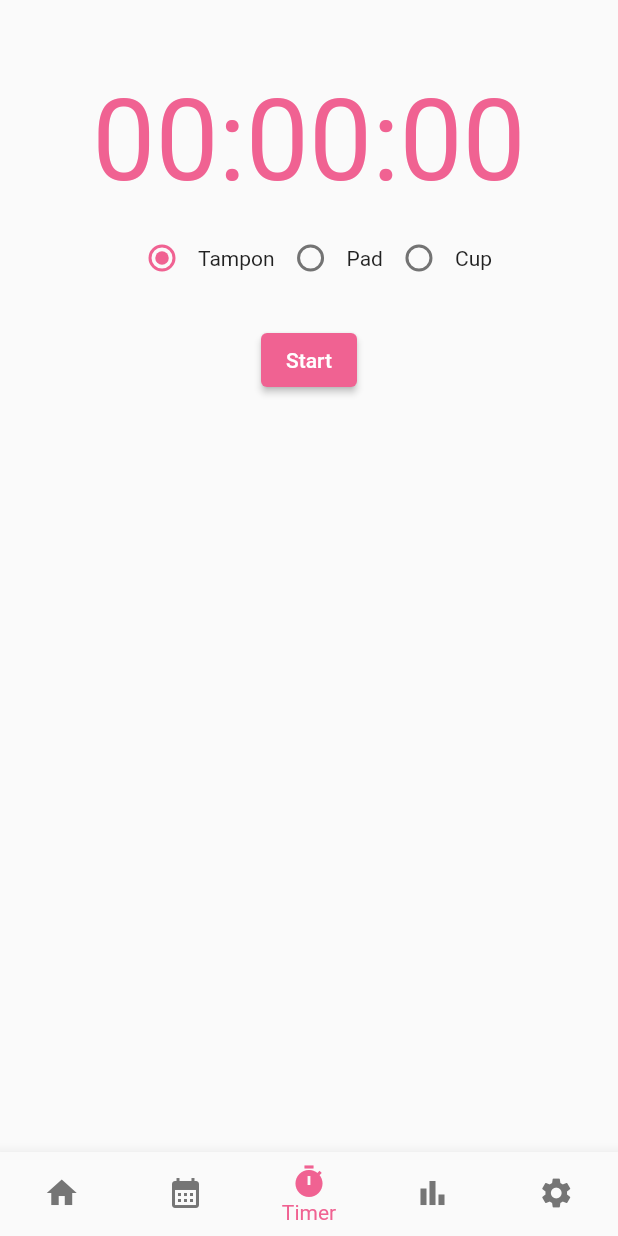
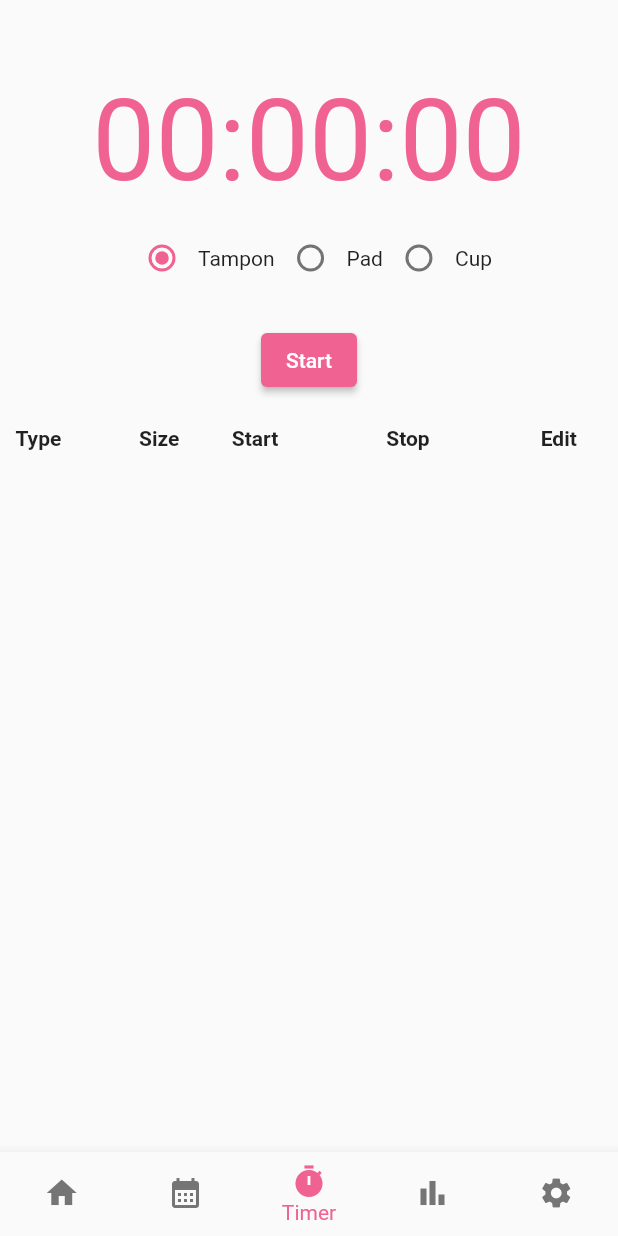
Before and after one commit to lakoliu/Tyd, a Flutter app: the TimerView screen opened by its route, on a phone screen of 412 x 824 dp. Run offline on Flutter 3.47's test engine with Material 2 defaults, Android fonts, the phone set to English and light mode, and no system bars; our stand-ins replace calendar_timeline, flutter_colorpicker, hive, hive_flutter, settings_ui, stop_watch_timer; missing offline and left inert: filter_list, swatch_generator; accounts and stored records are empty.

Commit message:
Timer View uses and updates stored data

```diff
--- a/lib/day_data.dart
+++ b/lib/day_data.dart
@@ -1,4 +1,5 @@
 import 'package:hive/hive.dart';
+import 'package:vula/timer_data.dart';
 
 part 'day_data.g.dart';
 
@@ -34,4 +35,7 @@ class DayData extends HiveObject {
 
   @HiveField(9, defaultValue: '')
   var pmsNotes = '';
+
+  @HiveField(10, defaultValue: [])
+  List<TimerData> timerData = [];
 }
--- a/lib/helpers/timer_view.dart
+++ b/lib/helpers/timer_view.dart
@@ -1,9 +1,11 @@
-import 'package:flutter/cupertino.dart';
 import 'package:flutter/material.dart';
 import 'package:hive/hive.dart';
+import 'package:intl/intl.dart';
 import 'package:stop_watch_timer/stop_watch_timer.dart';
 import 'package:swatch_generator/swatch_generator.dart';
 
+import '../day_data.dart';
+import '../timer_data.dart';
 import '../views/components/bottom_nav_bar.dart';
 
 class TimerView extends StatefulWidget {
@@ -15,27 +17,36 @@ class TimerView extends StatefulWidget {
 
 class _TimerViewState extends State<TimerView> {
   var appBox = Hive.box('app_box');
+  var dateBox = Hive.box('date_box');
+
   final _stopWatchTimer = StopWatchTimer();
+  final DateFormat timeFormatter = DateFormat.jm();
+  final String currDate = DateFormat('yyyy-MM-dd').format(DateTime.now());
+  final TableRow rowSpacer = const TableRow(children: [
+    SizedBox(
+      height: 15,
+    ),
+    SizedBox(
+      height: 15,
+    ),
+    SizedBox(
+      height: 15,
+    ),
+    SizedBox(
+      height: 15,
+    ),
+    SizedBox(
+      height: 15,
+    ),
+  ]);
+
+  var currDayData = DayData();
   var _radioSelected = 1;
+  var typeSelected = 'Tampon';
   late DateTime startTime;
   late DateTime stopTime;
+  var timerMinutes = 4.0 * 60.0;
 
-  // TODO Temporary (replace with saved values)
-  var timerMinutes = 1;
-
-  void startStop({DateTime? startingTime}) {
-    if (_stopWatchTimer.isRunning) {
-      setState(() {
-        _stopWatchTimer.onStopTimer();
-        _stopWatchTimer.onResetTimer();
-      });
-    } else {
-      _stopWatchTimer.clearPresetTime();
-      setState(() {
-        _stopWatchTimer.onStartTimer();
-      });
-    }
-  }
 
   void startTimer(DateTime startingTime) {
     if (!_stopWatchTimer.isRunning) {
@@ -48,6 +59,10 @@ class _TimerViewState extends State<TimerView> {
     }
   }
 
+  void updateDayData() {
+    dateBox.put(currDate, currDayData);
+  }
+
   void stopTimer(DateTime stoppingTime) {
     if (_stopWatchTimer.isRunning) {
       setState(() {
@@ -56,6 +71,10 @@ class _TimerViewState extends State<TimerView> {
       _stopWatchTimer.clearPresetTime();
       _stopWatchTimer.onResetTimer();
       stopTime = stoppingTime;
+      setState(() {
+        currDayData.timerData.add(TimerData(typeSelected, startTime, stopTime, '-'));
+      });
+      updateDayData();
     }
   }
 
@@ -64,12 +83,12 @@ class _TimerViewState extends State<TimerView> {
     return DateTime(now.year, now.month, now.day, timeOfDay.hour, timeOfDay.minute);
   }
 
-  void showCustomTimePicker(BuildContext context) async {
+  void showCustomTimePicker(BuildContext context, String startOrStop) async {
     TimeOfDay? selectedTime = await showTimePicker(
       context: context,
       initialTime: TimeOfDay.now(),
-      confirmText: 'START',
-      helpText: 'SELECT START TIME',
+      confirmText: startOrStop,
+      helpText: 'SELECT $startOrStop TIME',
       builder: (context, child) {
         return Theme(
           data: Theme.of(context).copyWith(
@@ -83,15 +102,26 @@ class _TimerViewState extends State<TimerView> {
         );
       },
     );
-    if (selectedTime != null) {
-      startTimer(toDateTime(selectedTime));
+    if (startOrStop == 'START') {
+      if (selectedTime != null) {
+        startTimer(toDateTime(selectedTime));
+      }
+    } else {
+      if (selectedTime != null) {
+        stopTimer(toDateTime(selectedTime));
+      }
     }
   }
-
 
   @override
   void initState() {
     super.initState();
+    timerMinutes = appBox.get('tamponTimer');
+    if (dateBox.get(currDate) != null) {
+      setState(() {
+        currDayData = dateBox.get(currDate);
+      });
+    }
   }
 
   @override
@@ -128,9 +158,11 @@ class _TimerViewState extends State<TimerView> {
                     activeColor: Theme.of(context).primaryColor,
                     groupValue: _radioSelected,
                     value: 1,
-                    onChanged: (int? value) {
+                    onChanged: _stopWatchTimer.isRunning ? null : (int? value) {
                       setState(() {
                         _radioSelected = value!;
+                        typeSelected = 'Tampon';
+                        timerMinutes = appBox.get('tamponTimer');
                       });
                     },
                   ),
@@ -139,9 +171,11 @@ class _TimerViewState extends State<TimerView> {
                     activeColor: Theme.of(context).primaryColor,
                     groupValue: _radioSelected,
                     value: 2,
-                    onChanged: (int? value) {
+                    onChanged: _stopWatchTimer.isRunning ? null : (int? value) {
                       setState(() {
                         _radioSelected = value!;
+                        typeSelected = 'Pad';
+                        timerMinutes = appBox.get('padTimer');
                       });
                     },
                   ),
@@ -150,9 +184,11 @@ class _TimerViewState extends State<TimerView> {
                     activeColor: Theme.of(context).primaryColor,
                     groupValue: _radioSelected,
                     value: 3,
-                    onChanged: (int? value) {
+                    onChanged: _stopWatchTimer.isRunning ? null : (int? value) {
                       setState(() {
                         _radioSelected = value!;
+                        typeSelected = 'Cup';
+                        timerMinutes = appBox.get('cupTimer');
                       });
                     },
                   ),
@@ -175,7 +211,7 @@ class _TimerViewState extends State<TimerView> {
                   style: ElevatedButton.styleFrom(
                     backgroundColor: Theme.of(context).primaryColor
                   ),
-                  onPressed: () => stopTimer(DateTime.now()),
+                  onPressed: () => showCustomTimePicker(context, 'STOP'),
                   child: const Text('Stop'),
                 ),
               ] else ...[
@@ -183,11 +219,89 @@ class _TimerViewState extends State<TimerView> {
                   style: ElevatedButton.styleFrom(
                     backgroundColor: Theme.of(context).primaryColor
                   ),
-                  onPressed: () => showCustomTimePicker(context),
+                  onPressed: () => showCustomTimePicker(context, 'START'),
                   child: const Text('Start'),
                 ),
               ],
-
+              const SizedBox(height: 20.0,),
+              Expanded(
+                child: SingleChildScrollView(
+                  child: Table(
+                    defaultVerticalAlignment: TableCellVerticalAlignment.middle,
+                    columnWidths: const {
+                      0: FractionColumnWidth(.2),
+                      1: FractionColumnWidth(.15),
+                      2: FractionColumnWidth(.25),
+                      3: FractionColumnWidth(.25),
+                      4: FractionColumnWidth(.1)
+                    },
+                    children: [
+                      const TableRow(
+                        children: [
+                          Text(
+                            'Type',
+                            style: TextStyle(
+                              fontWeight: FontWeight.bold,
+                            ),
+                          ),
+                          Text(
+                            'Size',
+                            style: TextStyle(
+                              fontWeight: FontWeight.bold,
+                            ),
+                          ),
+                          Text(
+                            'Start',
+                            style: TextStyle(
+                              fontWeight: FontWeight.bold,
+                            ),
+                          ),
+                          Text(
+                            'Stop',
+                            style: TextStyle(
+                              fontWeight: FontWeight.bold,
+                            ),
+                          ),
+                          Text(
+                            'Edit',
+                            style: TextStyle(
+                              fontWeight: FontWeight.bold,
+                            ),
+                          ),
+                        ],
+                      ),
+                      rowSpacer,
+                      for (var historyItem in currDayData.timerData) ...[
+                        // rowSpacer,
+                        TableRow(
+                          children: [
+                            Text(
+                              historyItem.type,
+                            ),
+                            Text(
+                              historyItem.size,
+                            ),
+                            Text(
+                              timeFormatter.format(historyItem.startTime),
+                            ),
+                            Text(
+                              timeFormatter.format(historyItem.stopTime),
+                            ),
+                            IconButton(
+                              onPressed: () {},
+                              icon: const Icon(Icons.edit, size: 20.0,),
+                            ),
+                          ],
+                        ),
+                      ],
+                    ],
+                  ),
+                  // child: Column(
+                  //   children: getAllRows(),
+                  // ),
+                )
+              ),
+              // TODO Show a toast notification that you will be notified in X hours to change your X
             ],
           ),
         ),
--- a/lib/main.dart
+++ b/lib/main.dart
@@ -1,5 +1,6 @@
 import 'package:flutter/material.dart';
 import 'package:vula/helpers/database_initializers.dart';
+import 'package:vula/timer_data.dart';
 import 'package:vula/views/history_view.dart';
 import 'package:vula/views/home_view.dart';
 import 'package:hive_flutter/hive_flutter.dart';
@@ -15,6 +16,7 @@ import 'views/sub_settings/accent_color_view.dart';
 void main() async {
   await Hive.initFlutter();
   Hive.registerAdapter(DayDataAdapter());
+  Hive.registerAdapter(TimerDataAdapter());
   Hive.registerAdapter(ColorAdapter());
   var dateBox = await Hive.openBox('date_box');
   var appBox = await Hive.openBox('app_box');
@@ -28,7 +30,6 @@ class MyApp extends StatelessWidget {
   // This widget is the root of your application.
   @override
   Widget build(BuildContext context) {
-    var appBox = Hive.box('app_box');
     return ValueListenableBuilder(
       valueListenable: Hive.box('app_box').listenable(),
       builder: (context, box, widget) {
--- /dev/null
+++ b/lib/timer_data.dart
@@ -0,0 +1,21 @@
+import 'package:hive/hive.dart';
+
+part 'timer_data.g.dart';
+
+@HiveType(typeId: 1)
+class TimerData extends HiveObject {
+
+  @HiveField(0, defaultValue: '')
+  late String type;
+
+  @HiveField(1, defaultValue: '-')
+  late String size = '-';
+
+  @HiveField(2)
+  late DateTime startTime;
+
+  @HiveField(3)
+  late DateTime stopTime;
+
+  TimerData(this.type, this.startTime, this.stopTime, this.size);
+}
--- a/pubspec.yaml
+++ b/pubspec.yaml
@@ -22,6 +22,7 @@ dependencies:
   collection: ^1.16.0
   stop_watch_timer: ^2.0.0
   swatch_generator: ^0.1.0
+  expandable_datatable: ^0.0.6
 
 dev_dependencies:
   flutter_test:
```
Also changed, not shown: lib/helpers/database_initializers.dart (+12 -0 lines), lib/day_data.g.dart, lib/timer_data.g.dart (added), pubspec.lock.
